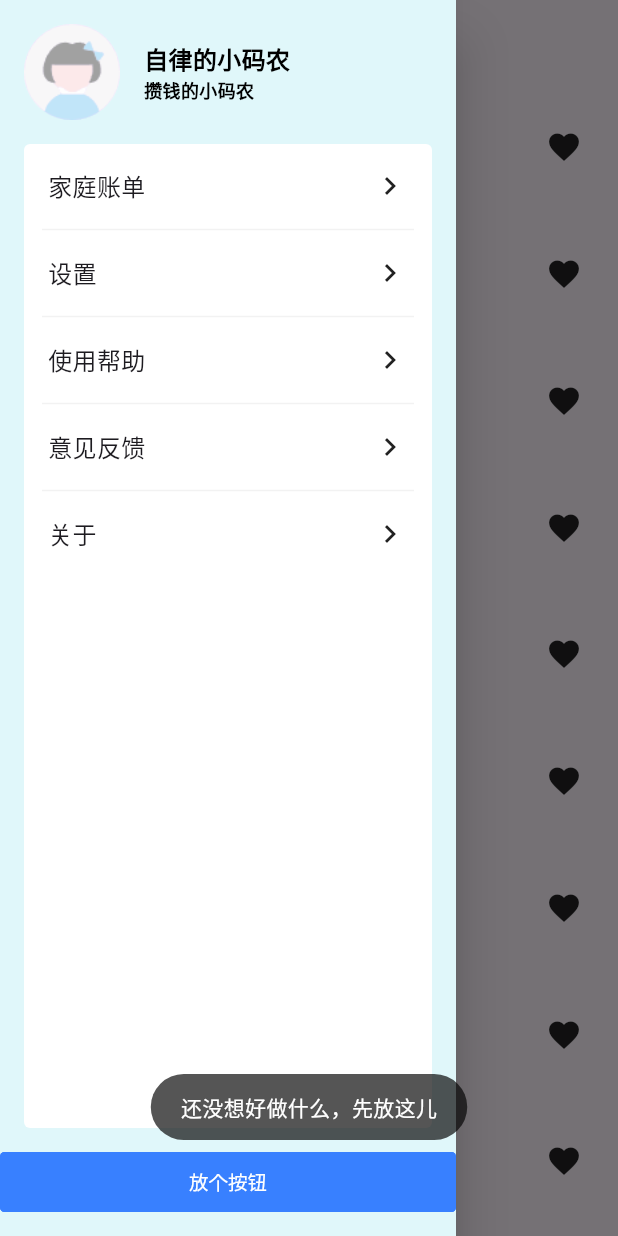
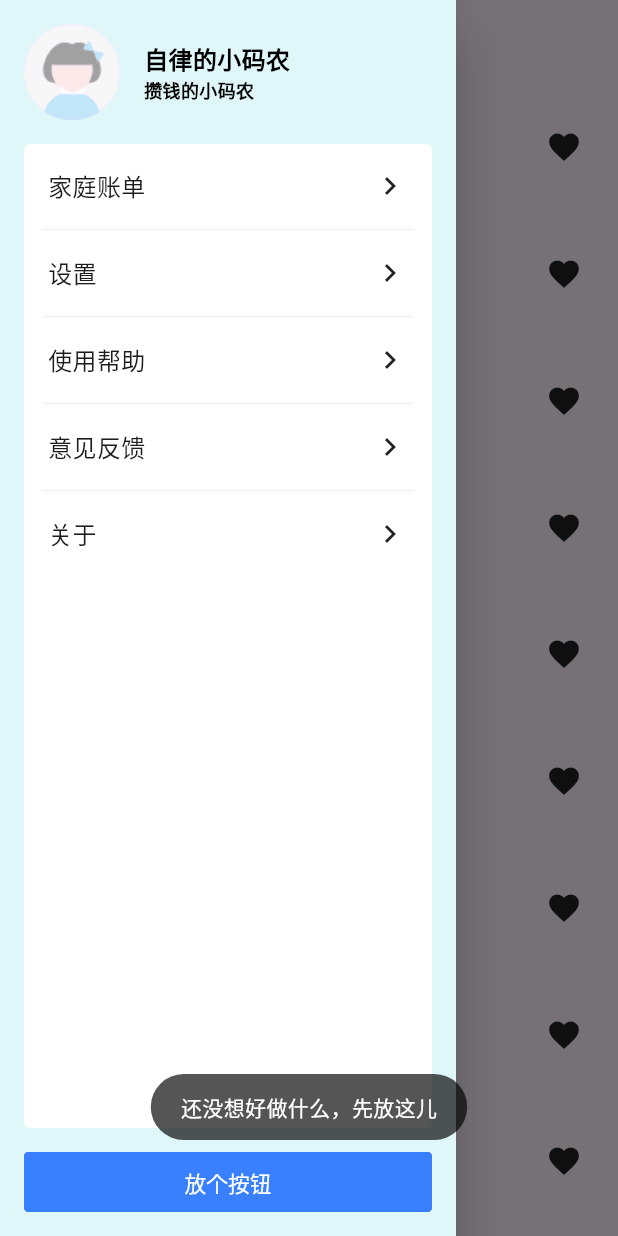
Before and after one commit to dong-lucky-ticket/flutter_getx, a Flutter app: the screen it shows after launch, in the side drawer, after a tap on "放个按钮", on a phone screen of 412 x 824 dp. Run offline on Flutter 3.47's test engine with Material 3 defaults, Android fonts, the phone set to English and light mode, and no system bars; drawn by our look-alikes of getwidget; our stand-ins replace get.

Commit message:
改一下按钮

```diff
--- a/lib/app/modules/home/home_page.dart
+++ b/lib/app/modules/home/home_page.dart
@@ -3,6 +3,7 @@ import 'package:flutter/material.dart';
 import 'package:flutter_getx/app/modules/home/home_controller.dart';
 import 'package:flutter_getx/app/modules/home/widgets/custom_drawer_widget.dart';
 import 'package:get/get.dart';
+import 'package:get/get_connect/http/src/utils/utils.dart';
 import 'package:getwidget/getwidget.dart';
 
 class HomePage extends GetView<HomeController> {
@@ -14,24 +15,36 @@ class HomePage extends GetView<HomeController> {
     return Scaffold(
       key: _scaffoldKey,
       drawer: const CustomDrawer(),
-      appBar: AppBar(
-        leading: Container(
+      appBar: GFAppBar(
+        // leading: Container(
+        //   padding: const EdgeInsets.fromLTRB(16, 8, 0, 8),
+        //   child: CircleAvatar(
+        //     foregroundColor: Colors.red,
+        //     child: GestureDetector(
+        //       onTap: () {
+        //         _scaffoldKey.currentState?.openDrawer();
+        //       },
+        //       child: Image.asset(
+        //         'assets/images/avatar_girl.png',
+        //         width: 32,
+        //         height: 32,
+        //       ),
+        //     ),
+        //   ),
+        // ),
+        leading: Padding(
           padding: const EdgeInsets.fromLTRB(16, 8, 0, 8),
-          child: CircleAvatar(
-            foregroundColor: Colors.red,
-            child: GestureDetector(
-              onTap: () {
-                _scaffoldKey.currentState?.openDrawer();
-              },
-              child: Image.asset(
-                'assets/images/avatar_girl.png',
-                width: 32,
-                height: 32,
-              ),
+          child: GestureDetector(
+            onTap: () {
+              _scaffoldKey.currentState?.openDrawer();
+            },
+            child: const GFAvatar(
+              backgroundImage: AssetImage('assets/images/avatar_girl.png'),
             ),
           ),
         ),
-        title: const Text('首页'),
+        title: const Text('账单'),
+        centerTitle: true,
       ),
       body: Obx(
         () {
--- a/lib/app/modules/home/widgets/custom_drawer_widget.dart
+++ b/lib/app/modules/home/widgets/custom_drawer_widget.dart
@@ -46,12 +46,17 @@ class CustomDrawer extends GetView<HomeController> {
               ),
               // CustomIconsLinks()
               Padding(
-                padding: const EdgeInsets.only(bottom: 16.0),
+                padding: const EdgeInsets.fromLTRB(16.0, 0, 16.0, 16.0),
                 child: GFButton(
                   text: '放个按钮',
                   blockButton: true,
+                  size: GFSize.LARGE,
                   onPressed: () {
-                    GFToast.showToast('还没想好做什么，先放这儿', context);
+                    GFToast.showToast(
+                      '还没想好做什么，先放这儿',
+                      context,
+                      toastPosition: GFToastPosition.BOTTOM,
+                    );
                   },
                 ),
               )
```
